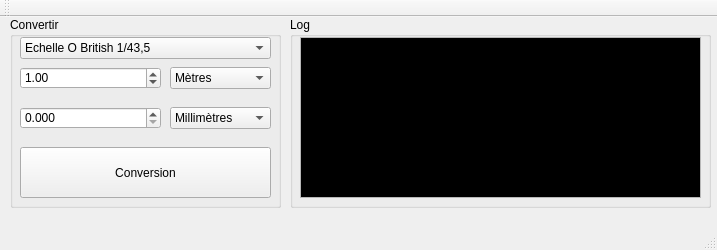
Before: the Qt Designer form Konversion/konversionmainwin.ui in Almisuifre/Qt-dev, drawn with Qt 5.
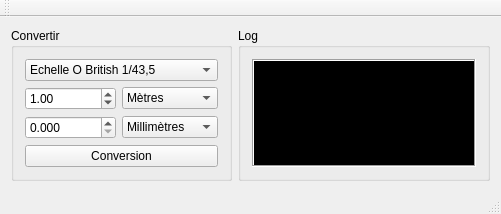
After: the same form once the commit is applied.

The edit to the form file:
```diff
--- a/Konversion/konversionmainwin.ui
+++ b/Konversion/konversionmainwin.ui
@@ -6,117 +6,23 @@
    <rect>
     <x>0</x>
     <y>0</y>
-    <width>717</width>
-    <height>250</height>
+    <width>501</width>
+    <height>205</height>
    </rect>
   </property>
   <property name="windowTitle">
    <string>KonversionMainWin</string>
   </property>
   <widget class="QWidget" name="centralWidget">
+   <layout class="QHBoxLayout" name="horizontalLayout">
+    <item>
    <widget class="QGroupBox" name="groupBox">
-    <property name="geometry">
-     <rect>
-      <x>10</x>
-      <y>0</y>
-      <width>271</width>
-      <height>191</height>
-     </rect>
-    </property>
     <property name="title">
      <string>Convertir</string>
     </property>
-    <widget class="QComboBox" name="UniteEchelleStart">
-     <property name="geometry">
-      <rect>
-       <x>160</x>
-       <y>50</y>
-       <width>101</width>
-       <height>22</height>
-      </rect>
-     </property>
-     <item>
-      <property name="text">
-       <string>Mètres</string>
-      </property>
-     </item>
-     <item>
-      <property name="text">
-       <string>Centimètres</string>
-      </property>
-     </item>
-     <item>
-      <property name="text">
-       <string>Millimètres</string>
-      </property>
-     </item>
-    </widget>
-    <widget class="QComboBox" name="UnieEchelleEnd">
-     <property name="geometry">
-      <rect>
-       <x>160</x>
-       <y>90</y>
-       <width>101</width>
-       <height>22</height>
-      </rect>
-     </property>
-     <item>
-      <property name="text">
-       <string>Millimètres</string>
-      </property>
-     </item>
-     <item>
-      <property name="text">
-       <string>Centimètres</string>
-      </property>
-     </item>
-     <item>
-      <property name="text">
-       <string>Mètres</string>
-      </property>
-     </item>
-    </widget>
-    <widget class="QDoubleSpinBox" name="valueStart">
-     <property name="geometry">
-      <rect>
-       <x>10</x>
-       <y>50</y>
-       <width>141</width>
-       <height>22</height>
-      </rect>
-     </property>
-     <property name="decimals">
-      <number>2</number>
-     </property>
-     <property name="value">
-      <double>1.000000000000000</double>
-     </property>
-    </widget>
-    <widget class="QDoubleSpinBox" name="valueEnd">
-     <property name="geometry">
-      <rect>
-       <x>10</x>
-       <y>90</y>
-       <width>141</width>
-       <height>22</height>
-      </rect>
-     </property>
-     <property name="decimals">
-      <number>3</number>
-     </property>
-     <property name="maximum">
-      <double>1000000.000000000000000</double>
-     </property>
-    </widget>
+      <layout class="QGridLayout" name="gridLayout">
+       <item row="0" column="0" colspan="2">
     <widget class="QComboBox" name="Echelle">
-     <property name="geometry">
-      <rect>
-       <x>10</x>
-       <y>20</y>
-       <width>251</width>
-       <height>22</height>
-      </rect>
-     </property>
      <item>
       <property name="text">
        <string>Echelle O British 1/43,5</string>
@@ -168,41 +74,83 @@
       </property>
      </item>
     </widget>
+       </item>
+       <item row="1" column="0">
+        <widget class="QDoubleSpinBox" name="valueStart">
+         <property name="decimals">
+          <number>2</number>
+         </property>
+         <property name="value">
+          <double>1.000000000000000</double>
+         </property>
+        </widget>
+       </item>
+       <item row="1" column="1">
+        <widget class="QComboBox" name="UniteEchelleStart">
+         <item>
+          <property name="text">
+           <string>Mètres</string>
+          </property>
+         </item>
+         <item>
+          <property name="text">
+           <string>Centimètres</string>
+          </property>
+         </item>
+         <item>
+          <property name="text">
+           <string>Millimètres</string>
+          </property>
+         </item>
+        </widget>
+       </item>
+       <item row="2" column="0">
+        <widget class="QDoubleSpinBox" name="valueEnd">
+         <property name="decimals">
+          <number>3</number>
+         </property>
+         <property name="maximum">
+          <double>1000000.000000000000000</double>
+         </property>
+        </widget>
+       </item>
+       <item row="2" column="1">
+        <widget class="QComboBox" name="UnieEchelleEnd">
+         <item>
+          <property name="text">
+           <string>Millimètres</string>
+          </property>
+         </item>
+         <item>
+          <property name="text">
+           <string>Centimètres</string>
+          </property>
+         </item>
+         <item>
+          <property name="text">
+           <string>Mètres</string>
+          </property>
+         </item>
+        </widget>
+       </item>
+       <item row="3" column="0" colspan="2">
     <widget class="QPushButton" name="pushButton">
-     <property name="geometry">
-      <rect>
-       <x>10</x>
-       <y>130</y>
-       <width>251</width>
-       <height>51</height>
-      </rect>
-     </property>
      <property name="text">
       <string>Conversion</string>
      </property>
     </widget>
-   </widget>
+       </item>
+      </layout>
+     </widget>
+    </item>
+    <item>
    <widget class="QGroupBox" name="groupBox_3">
-    <property name="geometry">
-     <rect>
-      <x>290</x>
-      <y>0</y>
-      <width>421</width>
-      <height>191</height>
-     </rect>
-    </property>
     <property name="title">
      <string>Log</string>
     </property>
+      <layout class="QGridLayout" name="gridLayout_2">
+       <item row="0" column="0">
     <widget class="QTextEdit" name="Log">
-     <property name="geometry">
-      <rect>
-       <x>10</x>
-       <y>20</y>
-       <width>401</width>
-       <height>161</height>
-      </rect>
-     </property>
      <property name="palette">
       <palette>
        <active>
@@ -321,8 +269,29 @@
        </disabled>
       </palette>
      </property>
-    </widget>
-   </widget>
+         <property name="frameShape">
+          <enum>QFrame::Box</enum>
+         </property>
+         <property name="verticalScrollBarPolicy">
+          <enum>Qt::ScrollBarAsNeeded</enum>
+         </property>
+         <property name="horizontalScrollBarPolicy">
+          <enum>Qt::ScrollBarAsNeeded</enum>
+         </property>
+         <property name="sizeAdjustPolicy">
+          <enum>QAbstractScrollArea::AdjustIgnored</enum>
+         </property>
+         <property name="lineWrapMode">
+          <enum>QTextEdit::WidgetWidth</enum>
+         </property>
+        </widget>
+       </item>
+      </layout>
+      <zorder>Log</zorder>
+      <zorder>groupBox</zorder>
+     </widget>
+    </item>
+   </layout>
   </widget>
   <widget class="QMenuBar" name="menuBar">
    <property name="geometry">
```
Left out of the diff: 2 changed lines with no effect on the pictures. Lines whose indentation alone changed are shown as unchanged.
